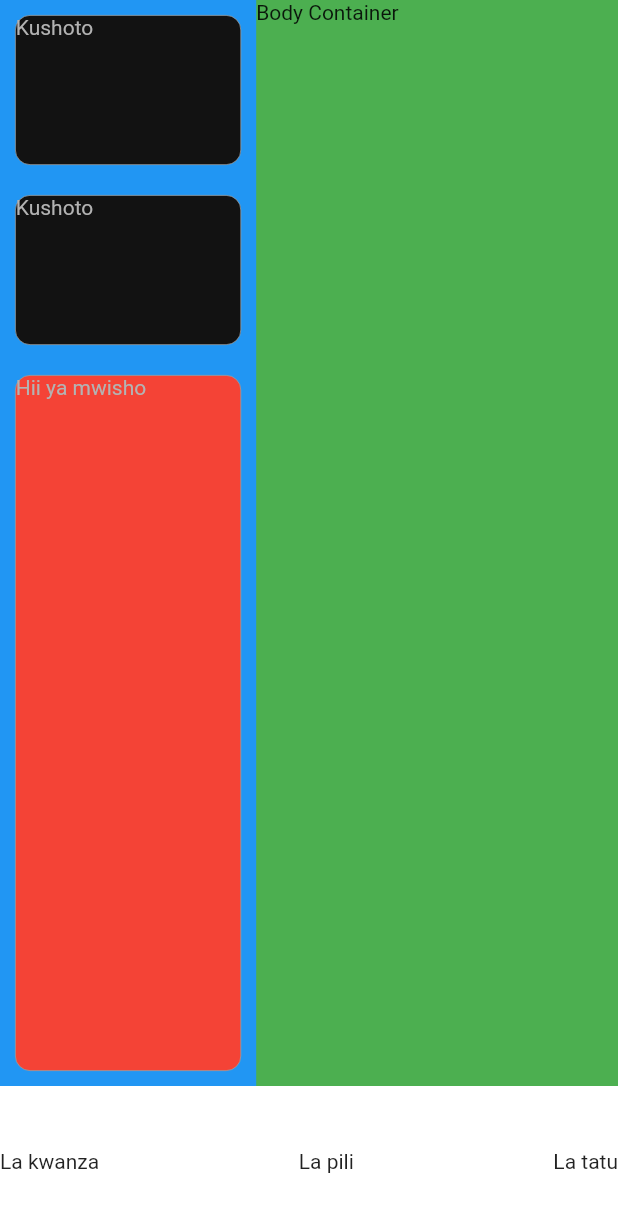
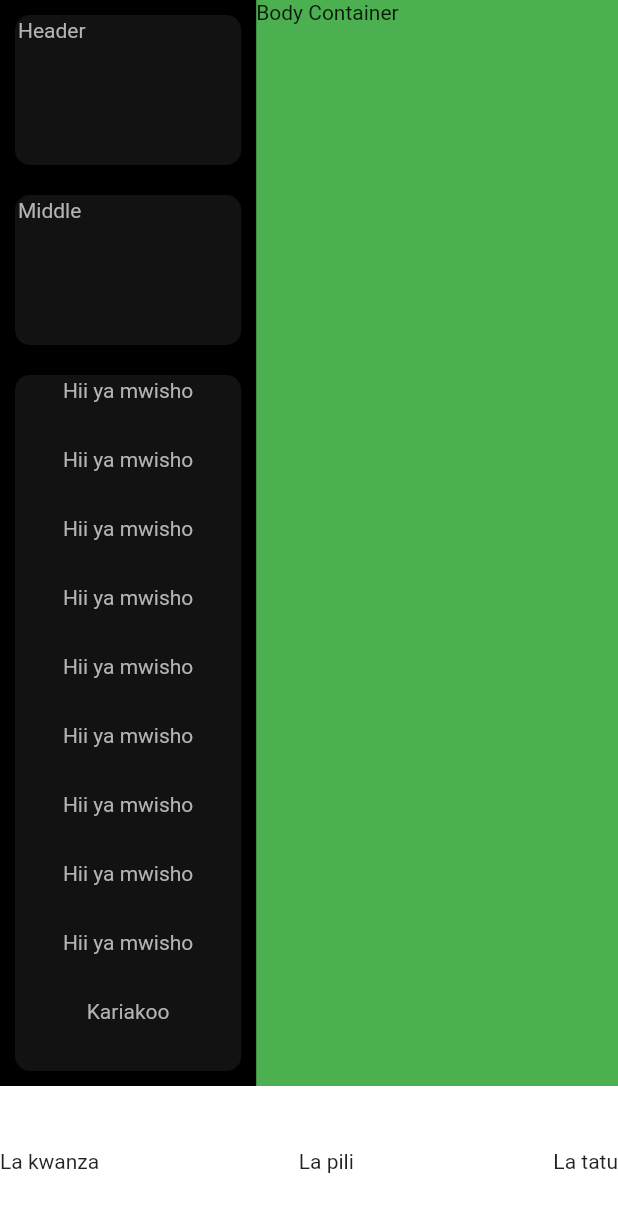
Before and after one commit to elinonga/spotify_flutter_web, a Flutter app: the screen it shows after launch, on a phone screen of 412 x 824 dp. Shown: the top 1212 px of the screen. Run offline on Flutter 3.47's test engine with Material 2 defaults, Android fonts, the phone set to English and light mode, and no system bars.

Commit message:
:art: Focused more on the Artiste Container

```diff
--- a/lib/main.dart
+++ b/lib/main.dart
@@ -38,8 +38,7 @@ class _MyHomePageState extends State<MyHomePage> {
   @override
   Widget build(BuildContext context) {
     return Scaffold(
-      // backgroundColor: kBackgroundColor,
-      backgroundColor: Colors.blue,
+      backgroundColor: kBackgroundColor,
       bottomNavigationBar: const PlayerBottomBar(),
       body: LayoutBuilder(
         builder: (context, constraints) {
--- a/lib/widgets/sidebar/artists/artist.dart
+++ b/lib/widgets/sidebar/artists/artist.dart
@@ -3,8 +3,8 @@ import 'package:spotify_flutter_web/constants.dart';
 
 class ArtistsSidebarContainer extends StatelessWidget {
   const ArtistsSidebarContainer({
-    super.key,
-  });
+    Key? key,
+  }) : super(key: key);
 
   @override
   Widget build(BuildContext context) {
@@ -18,19 +18,44 @@ class ArtistsSidebarContainer extends StatelessWidget {
         child: Container(
           width: double.infinity,
           decoration: BoxDecoration(
-            color: Colors.red,
+            color: kColumnCardsColor,
             borderRadius: const BorderRadius.all(
               Radius.circular(10.0),
             ),
             border: Border.all(
-              color: Colors.grey,
-              width: 0.5,
+              color: kColumnCardsColor,
+              width: 2.0,
             ),
           ),
-          child: const Text(
-            "Hii ya mwisho",
-            style: TextStyle(
-              color: kTextMinorColor,
+          child: const SingleChildScrollView(
+            child: Column(
+              children: [
+                ArtistContainer(label: "Hii ya mwisho"),
+                SizedBox(height: 30),
+                ArtistContainer(label: "Hii ya mwisho"),
+                SizedBox(height: 30),
+                ArtistContainer(label: "Hii ya mwisho"),
+                SizedBox(height: 30),
+                ArtistContainer(label: "Hii ya mwisho"),
+                SizedBox(height: 30),
+                ArtistContainer(label: "Hii ya mwisho"),
+                SizedBox(height: 30),
+                ArtistContainer(label: "Hii ya mwisho"),
+                SizedBox(height: 30),
+                ArtistContainer(label: "Hii ya mwisho"),
+                SizedBox(height: 30),
+                ArtistContainer(label: "Hii ya mwisho"),
+                SizedBox(height: 30),
+                ArtistContainer(label: "Hii ya mwisho"),
+                SizedBox(height: 30),
+                ArtistContainer(label: "Kariakoo"),
+                SizedBox(height: 30),
+                ArtistContainer(label: "Kariakoo"),
+                SizedBox(height: 30),
+                ArtistContainer(label: "Kariakoo"),
+                SizedBox(height: 30),
+                ArtistContainer(label: "Kariakoo"),
+              ],
             ),
           ),
         ),
@@ -38,3 +63,22 @@ class ArtistsSidebarContainer extends StatelessWidget {
     );
   }
 }
+
+class ArtistContainer extends StatelessWidget {
+  const ArtistContainer({
+    Key? key,
+    required this.label,
+  }) : super(key: key);
+
+  final String label;
+
+  @override
+  Widget build(BuildContext context) {
+    return Text(
+      label,
+      style: const TextStyle(
+        color: kTextMinorColor,
+      ),
+    );
+  }
+}
--- a/lib/widgets/sidebar/header/header_sidebar.dart
+++ b/lib/widgets/sidebar/header/header_sidebar.dart
@@ -23,12 +23,12 @@ class SidebarHeaderContainer extends StatelessWidget {
             Radius.circular(10.0),
           ),
           border: Border.all(
-            color: Colors.grey,
-            width: 0.5,
+            color: kColumnCardsColor,
+            width: 2.0,
           ),
         ),
         child: const Text(
-          "Kushoto",
+          "Header",
           style: TextStyle(
             color: kTextMinorColor,
           ),
--- a/lib/widgets/sidebar/middle/middle_sidebar.dart
+++ b/lib/widgets/sidebar/middle/middle_sidebar.dart
@@ -23,12 +23,12 @@ class MiddleSidebarContainer extends StatelessWidget {
             Radius.circular(10.0),
           ),
           border: Border.all(
-            color: Colors.grey,
-            width: 0.5,
+            color: kColumnCardsColor,
+            width: 2.0,
           ),
         ),
         child: const Text(
-          "Kushoto",
+          "Middle",
           style: TextStyle(
             color: kTextMinorColor,
           ),
```
